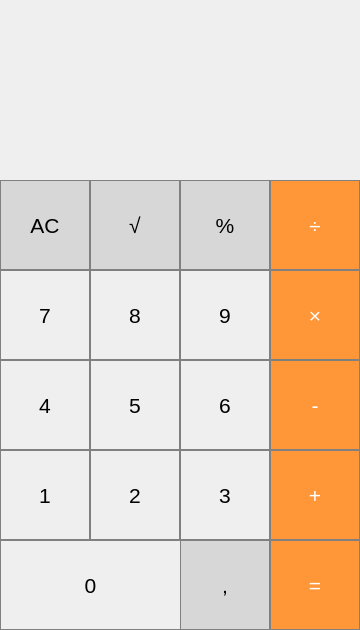
Qt form calculator.ui (VS-CDR/QtCalc) before a commit.
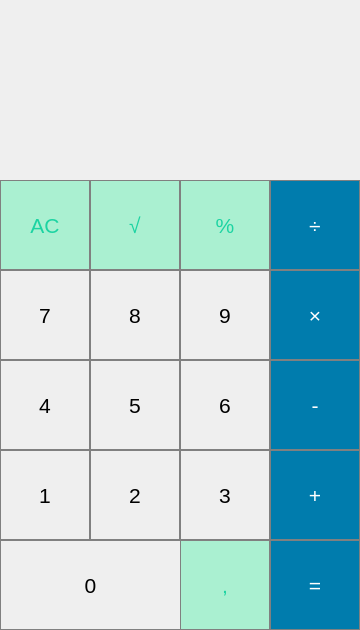
The same form after that commit.

```diff
--- a/calculator.ui
+++ b/calculator.ui
@@ -30,7 +30,8 @@
     </property>
     <property name="styleSheet">
      <string notr="true">QPushButton {
-  background-color: rgb(215, 215, 215);
+  color: rgb(28, 211, 162);
+  background-color: rgb(170, 240, 209);
   border: 1px solid gray;
 }
 QPushButton:pressed {
@@ -41,6 +42,9 @@
     <property name="text">
      <string>AC</string>
     </property>
+    <property name="checkable">
+     <bool>false</bool>
+    </property>
    </widget>
    <widget class="QPushButton" name="seven">
     <property name="geometry">
@@ -166,7 +170,8 @@
     </property>
     <property name="styleSheet">
      <string notr="true">QPushButton {
-  background-color: rgb(215, 215, 215);
+  color: rgb(28, 211, 162);
+  background-color: rgb(170, 240, 209);
   border: 1px solid gray;
 }
 QPushButton:pressed {
@@ -275,7 +280,8 @@
     </property>
     <property name="styleSheet">
      <string notr="true">QPushButton {
-  background-color: rgb(215, 215, 215);
+  color: rgb(28, 211, 162);
+  background-color: rgb(170, 240, 209);
   border: 1px solid gray;
 }
 QPushButton:pressed {
@@ -303,7 +309,7 @@
     </property>
     <property name="styleSheet">
      <string notr="true">QPushButton {
-  background-color: rgb(255, 151, 57);
+  background-color: rgb(0, 124, 173);
   color: white; 
   border: 1px solid gray;
 }
@@ -414,7 +420,8 @@
     </property>
     <property name="styleSheet">
      <string notr="true">QPushButton {
-  background-color: rgb(215, 215, 215);
+  color: rgb(28, 211, 162);
+  background-color: rgb(170, 240, 209);
   border: 1px solid gray;
 }
 QPushButton:pressed {
@@ -442,7 +449,7 @@
     </property>
     <property name="styleSheet">
      <string notr="true">QPushButton {
-  background-color: rgb(255, 151, 57);
+  background-color: rgb(0, 124, 173);
   color: white; 
   border: 1px solid gray;
 }
@@ -472,7 +479,7 @@
     </property>
     <property name="styleSheet">
      <string notr="true">QPushButton {
-  background-color: rgb(255, 151, 57);
+  background-color: rgb(0, 124, 173);
   color: white; 
   border: 1px solid gray;
 }
@@ -502,7 +509,7 @@
     </property>
     <property name="styleSheet">
      <string notr="true">QPushButton {
-  background-color: rgb(255, 151, 57);
+  background-color: rgb(0, 124, 173);
   color: white; 
   border: 1px solid gray;
 }
@@ -532,7 +539,7 @@
     </property>
     <property name="styleSheet">
      <string notr="true">QPushButton {
-  background-color: rgb(255, 151, 57);
+  background-color: rgb(0, 124, 173);
   color: white; 
   border: 1px solid gray;
 }
```
Left out of the diff: 9 changed lines with no effect on the pictures.
